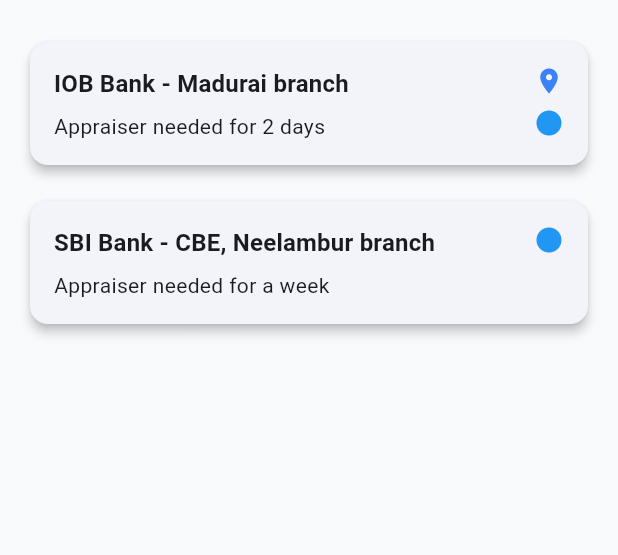
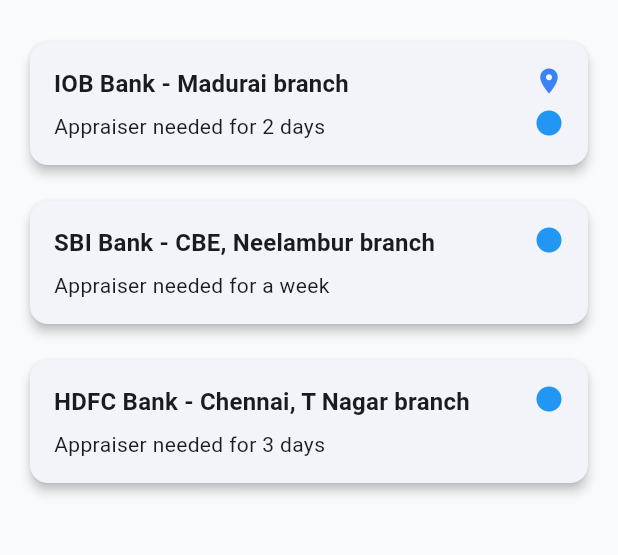
Before and after one commit to Kaviyamurugadass/Phobos---Flutter-App, a Flutter app: the screen it shows after launch, on a phone screen of 412 x 824 dp, the part 84-639 px from its top. Run offline on Flutter 3.47's test engine with Material 3 defaults, Android fonts, the light colour scheme and no system bars; our stand-ins replace file_picker, table_calendar; missing offline and left inert: mobile_scanner.

Commit message:
Add new bank request for HDFC Bank and update request handling logic

```diff
--- a/lib/screens/home_screen.dart
+++ b/lib/screens/home_screen.dart
@@ -59,10 +59,21 @@
         isNearby: false,
         mapImageUrl: 'https://maps.googleapis.com/maps/api/staticmap?center=Coimbatore&zoom=15&size=400x200&markers=color:blue%7Clabel:B%7CCoimbatore',
       ),
+      BankRequest(
+        bankName: 'HDFC Bank',
+        branch: 'Chennai, T Nagar branch',
+        description: 'Appraiser needed for 3 days',
+        address: 'HDFC Bank, T Nagar, Chennai',
+        openHours: 'Open - Closes 6pm',
+        isNearby: false,
+        mapImageUrl: 'https://maps.googleapis.com/maps/api/staticmap?center=Chennai&zoom=15&size=400x200&markers=color:green%7Clabel:B%7CChennai',
+      ),
     ];
   }
 
   void _showRequestDetails(BankRequest request) {
+    final userProvider = Provider.of<UserProvider>(context, listen: false);
+    final isEngaged = userProvider.userStatus == 3;
     showModalBottomSheet(
       context: context,
       isScrollControlled: true,
@@ -117,14 +128,17 @@
                     ),
                   ),
                   const SizedBox(height: 20),
-                  if (!request.accepted)
+                  if (!isEngaged)
                     SizedBox(
                       width: double.infinity,
                       child: ElevatedButton(
                         onPressed: () {
                           setState(() {
+                            for (var r in requests) {
+                              r.accepted = false;
+                            }
                             request.accepted = true;
-                            Provider.of<UserProvider>(context, listen: false).setStatus(3); // 3 = Engaged
+                            userProvider.setStatus(3); // 3 = Engaged
                           });
                           Navigator.pop(context);
                         },
@@ -136,17 +150,23 @@
                         child: const Text('ACCEPT', style: TextStyle(fontSize: 18, fontWeight: FontWeight.bold)),
                       ),
                     ),
-                  if (request.accepted)
+                  if (isEngaged && request.accepted)
                     SizedBox(
                       width: double.infinity,
                       child: ElevatedButton(
-                        onPressed: null,
+                        onPressed: () {
+                          setState(() {
+                            request.accepted = false;
+                            userProvider.setStatus(2); // 2 = Active
+                          });
+                          Navigator.pop(context);
+                        },
                         style: ElevatedButton.styleFrom(
-                          backgroundColor: AppColors.success.withOpacity(0.7),
+                          backgroundColor: AppColors.error,
                           foregroundColor: Colors.white,
                           padding: const EdgeInsets.symmetric(vertical: 16),
                         ),
-                        child: const Text('ENGAGED', style: TextStyle(fontSize: 18, fontWeight: FontWeight.bold)),
+                        child: const Text('REJECT', style: TextStyle(fontSize: 18, fontWeight: FontWeight.bold)),
                       ),
                     ),
                   const SizedBox(height: 10),
@@ -190,8 +210,11 @@
     final userProvider = Provider.of<UserProvider>(context);
     final userStatus = userProvider.userStatus;
     final userStatusText = statusText(userStatus);
+    final isEngaged = userStatus == 3;
+    final BankRequest? acceptedRequest = requests.where((r) => r.accepted).isNotEmpty ? requests.firstWhere((r) => r.accepted) : null;
     // Sort requests: nearby first
     final sortedRequests = [...requests]..sort((a, b) => b.isNearby ? 1 : -1);
+    final requestsToShow = isEngaged && acceptedRequest != null ? [acceptedRequest] : sortedRequests;
     return Scaffold(
       drawer: NavDrawer(),
       appBar: PhobosAppBar(
@@ -206,10 +229,10 @@
         color: AppColors.background,
         child: ListView.separated(
           padding: const EdgeInsets.symmetric(vertical: 24, horizontal: 16),
-          itemCount: sortedRequests.length,
+          itemCount: requestsToShow.length,
           separatorBuilder: (context, i) => const SizedBox(height: 16),
           itemBuilder: (context, i) {
-            final req = sortedRequests[i];
+            final req = requestsToShow[i];
             return GestureDetector(
               onTap: () => _showRequestDetails(req),
               child: Card(
```
